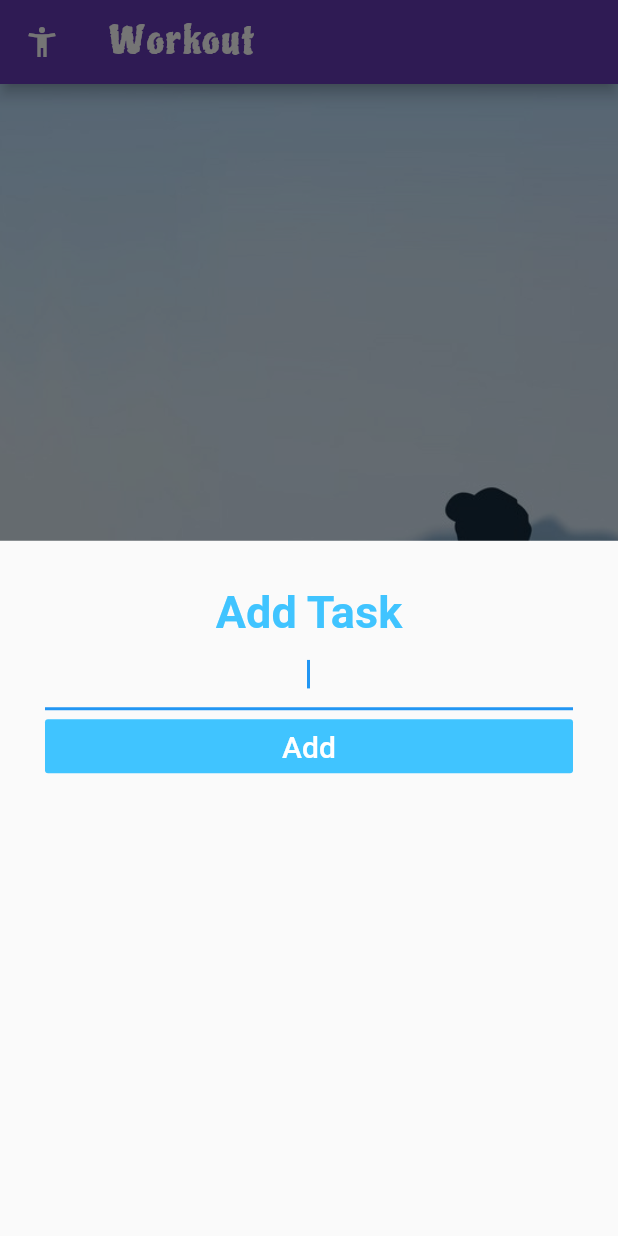
After one commit to kshitijver/Time-manager-Flutter, a Flutter app: the WorkoutScreen screen opened by its route, after a tap on the "add" icon, on a phone screen of 412 x 824 dp. The commit adds this screen. Run offline on Flutter 3.47's test engine with Material 2 defaults, Android fonts, the phone set to English and light mode, and no system bars; our stand-ins replace cloud_firestore, firebase_auth, modal_progress_hud, table_calendar; accounts and stored records are empty.

Commit message:
Workout screen complete.

```diff
--- a/lib/assignment_screen.dart
+++ b/lib/Screens/assignment_screen.dart
@@ -1,7 +1,7 @@
 import 'package:flutter/material.dart';
-import 'package:timemanager/taskadder_popup.dart';
-import 'task_listview.dart';
-import 'tasks.dart';
+import 'package:timemanager/UserInterface/taskadder_popup.dart';
+import '../UserInterface/task_listview.dart';
+import '../UserInterface/tasks.dart';
 
 class AssignmentScreen extends StatefulWidget {
   static const String id = 'assignment_screen';
@@ -24,7 +24,7 @@ class _AssignmentScreenState extends State<AssignmentScreen> {
               },
               add: () {
                 setState(() {
-                  tasks.add(Task(name: enteredTask));
+                  assignments.add(Task(name: enteredTask));
                 });
                 Navigator.pop(context);
               },
@@ -38,12 +38,14 @@ class _AssignmentScreenState extends State<AssignmentScreen> {
       appBar: AppBar(
         backgroundColor: Colors.deepPurpleAccent,
         leading: Icon(Icons.assessment),
-        title: Text('To-Do Assignments',
-        style: TextStyle(
-          fontFamily: 'Piedra',
-          fontSize: 25.0,
-          letterSpacing: 1.5,
-        ),),
+        title: Text(
+          'To-Do Assignments',
+          style: TextStyle(
+            fontFamily: 'Piedra',
+            fontSize: 25.0,
+            letterSpacing: 1.5,
+          ),
+        ),
       ),
       body: SafeArea(
         child: Container(
@@ -56,7 +58,9 @@ class _AssignmentScreenState extends State<AssignmentScreen> {
           ),
           child: Padding(
             padding: EdgeInsets.symmetric(horizontal: 10),
-            child: TasksList(),
+            child: TasksList(
+              variable: assignments,
+            ),
           ),
         ),
       ),
--- a/lib/chat_screen.dart
+++ b/lib/Screens/chat_screen.dart
@@ -1,6 +1,6 @@
 import 'package:flutter/cupertino.dart';
 import 'package:flutter/material.dart';
-import 'package:timemanager/constants.dart';
+import 'package:timemanager/UserInterface/constants.dart';
 import 'package:firebase_auth/firebase_auth.dart';
 import 'package:cloud_firestore/cloud_firestore.dart';
 
--- a/lib/workout_screen.dart
+++ b/lib/Screens/workout_screen.dart
@@ -1,8 +1,7 @@
-import 'package:timemanager/main.dart';
 import 'package:flutter/material.dart';
-import 'package:timemanager/taskadder_popup.dart';
-import 'task_listview.dart';
-import 'tasks.dart';
+import '../UserInterface/task_listview.dart';
+import '../UserInterface/tasks.dart';
+import '../UserInterface/workout_adderPopup.dart';
 
 class WorkoutScreen extends StatefulWidget {
   static const String id = 'workout_screen';
@@ -11,18 +10,18 @@ class WorkoutScreen extends StatefulWidget {
   _WorkoutScreenState createState() => _WorkoutScreenState();
 }
 
-class _WorkoutScreenState extends State<WorkoutScreen>{
+class _WorkoutScreenState extends State<WorkoutScreen> {
   String enteredTask;
   @override
   Widget build(BuildContext context) {
     return Scaffold(
-
       appBar: AppBar(
         leading: Hero(
-            tag: 'workout_logo',
-            child: Icon(
-              Icons.accessibility_new,
-            ),),
+          tag: 'workout_logo',
+          child: Icon(
+            Icons.accessibility_new,
+          ),
+        ),
         title: Text(
           'Workout',
           style: TextStyle(
@@ -43,20 +42,22 @@ class _WorkoutScreenState extends State<WorkoutScreen>{
         ),
         child: Padding(
           padding: EdgeInsets.symmetric(horizontal: 10),
-          child: TasksList(),
+          child: TasksList(
+            variable: workouts,
+          ),
         ),
       ),
       floatingActionButton: FloatingActionButton(
         onPressed: () {
           showModalBottomSheet(
             context: context,
-            builder: (context) => AdderPopUp(
+            builder: (context) => WorkoutAdderPopUp(
               addedTask: (value) {
                 enteredTask = value;
               },
               add: () {
                 setState(() {
-                  tasks.add(Task(name: enteredTask));
+                  workouts.add(Task(name: enteredTask));
                 });
                 Navigator.pop(context);
               },
@@ -70,9 +71,7 @@ class _WorkoutScreenState extends State<WorkoutScreen>{
         ),
         elevation: 10.0,
         backgroundColor: Colors.white,
-
       ),
-
     );
   }
 }
--- a/lib/task_listview.dart
+++ b/lib/UserInterface/task_listview.dart
@@ -2,9 +2,12 @@ import 'package:flutter/material.dart';
 import 'task_tile.dart';
 import 'tasks.dart';
 
-List<Task> tasks = [];
+List<Task> assignments = [];
+List<Task> workouts = [];
 
 class TasksList extends StatefulWidget {
+  final variable;
+  TasksList({this.variable});
   @override
   _TasksListState createState() => _TasksListState();
 }
@@ -15,21 +18,21 @@ class _TasksListState extends State<TasksList> {
     return ListView.builder(
       itemBuilder: (context, index) {
         return TaskTile(
-          taskTitle: tasks[index].name,
-          isChecked: tasks[index].isDone,
+          taskTitle: widget.variable[index].name,
+          isChecked: widget.variable[index].isDone,
           toggleCheckboxState: (bool value) {
             setState(() {
-              tasks[index].done();
+              widget.variable[index].done();
             });
           },
           deletingTask: () {
             setState(() {
-              tasks.removeAt(index);
+              widget.variable.removeAt(index);
             });
           },
         );
       },
-      itemCount: tasks.length,
+      itemCount: widget.variable.length,
     );
   }
 }
--- /dev/null
+++ b/lib/UserInterface/workout_adderPopup.dart
@@ -0,0 +1,43 @@
+import 'package:flutter/material.dart';
+
+class WorkoutAdderPopUp extends StatelessWidget {
+  final Function addedTask;
+  final Function add;
+  WorkoutAdderPopUp({this.add, this.addedTask});
+  @override
+  Widget build(BuildContext context) {
+    return Container(
+      padding: EdgeInsets.all(30.0),
+      child: Column(
+        crossAxisAlignment: CrossAxisAlignment.stretch,
+        children: <Widget>[
+          Text(
+            'Add Task',
+            textAlign: TextAlign.center,
+            style: TextStyle(
+              color: Colors.lightBlueAccent,
+              fontSize: 30.0,
+              fontWeight: FontWeight.bold,
+            ),
+          ),
+          TextField(
+            onChanged: addedTask,
+            autofocus: true,
+            textAlign: TextAlign.center,
+          ),
+          FlatButton(
+            color: Colors.lightBlueAccent,
+            onPressed: add,
+            child: Text(
+              'Add',
+              style: TextStyle(
+                fontSize: 20.0,
+                color: Colors.white,
+              ),
+            ),
+          )
+        ],
+      ),
+    );
+  }
+}
--- a/lib/welcome_screen.dart
+++ b/lib/welcome_screen.dart
@@ -1,6 +1,6 @@
 import 'package:flutter/cupertino.dart';
 import 'package:flutter/material.dart';
-import 'package:timemanager/main_screen.dart';
+import 'package:timemanager/Screens/main_screen.dart';
 
 class WelcomeScreen extends StatefulWidget {
   static const String id = 'welcome_screen';
--- a/pubspec.yaml
+++ b/pubspec.yaml
@@ -16,7 +16,6 @@ dependencies:
   table_calendar: ^2.2.3
   intl: ^0.16.1
   modal_progress_hud: ^0.1.3
-  provider: ^4.0.5+1
 
 
 
```
Also changed, not shown: lib/Screens/login_screen.dart (renamed from lib/registration_screen.dart, +41 -20 lines), lib/Screens/main_screen.dart (renamed from lib/main_screen.dart, +10 -11 lines), lib/Screens/registration_screen.dart (renamed from lib/login_screen.dart, +20 -41 lines), lib/UserInterface/mainscreen_scrollingUI.dart (renamed from lib/mainscreen_scrollingUI.dart, +5 -6 lines), lib/main.dart (+7 -8 lines), lib/Screens/calendar_screen.dart (renamed from lib/calendar_screen.dart), lib/UserInterface/constants.dart (renamed from lib/constants.dart), lib/UserInterface/task_tile.dart (renamed from lib/task_tile.dart), lib/UserInterface/taskadder_popup.dart (renamed from lib/taskadder_popup.dart), lib/UserInterface/tasks.dart (renamed from lib/tasks.dart), pubspec.lock.
